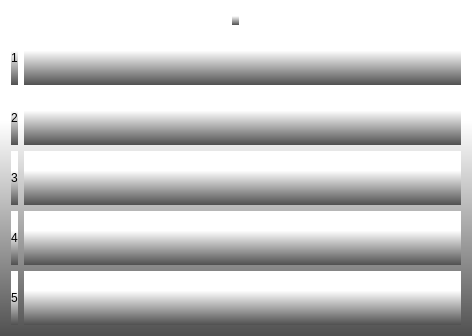
Above: Kursova_2/ScheduleForms/scheduledayshowform.ui from zzvanyazz/Kursova_2 before the change. Below: the same form after it.
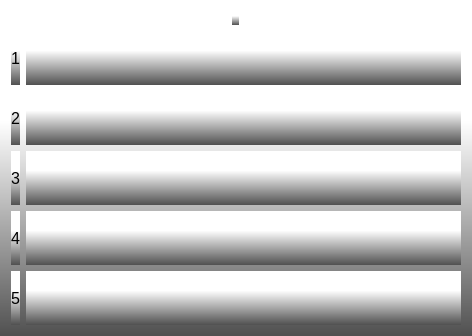
That is the form after the change.

Diff of the .ui file:
```diff
--- a/Kursova_2/ScheduleForms/scheduledayshowform.ui
+++ b/Kursova_2/ScheduleForms/scheduledayshowform.ui
@@ -40,6 +40,11 @@
          <verstretch>0</verstretch>
         </sizepolicy>
        </property>
+       <property name="font">
+        <font>
+         <pointsize>12</pointsize>
+        </font>
+       </property>
        <property name="text">
         <string>1</string>
        </property>
@@ -64,6 +69,11 @@
          <verstretch>0</verstretch>
         </sizepolicy>
        </property>
+       <property name="font">
+        <font>
+         <pointsize>12</pointsize>
+        </font>
+       </property>
        <property name="text">
         <string>2</string>
        </property>
@@ -88,6 +98,11 @@
          <verstretch>0</verstretch>
         </sizepolicy>
        </property>
+       <property name="font">
+        <font>
+         <pointsize>12</pointsize>
+        </font>
+       </property>
        <property name="text">
         <string>3</string>
        </property>
@@ -112,6 +127,11 @@
          <verstretch>0</verstretch>
         </sizepolicy>
        </property>
+       <property name="font">
+        <font>
+         <pointsize>12</pointsize>
+        </font>
+       </property>
        <property name="text">
         <string>4</string>
        </property>
@@ -136,6 +156,11 @@
          <verstretch>0</verstretch>
         </sizepolicy>
        </property>
+       <property name="font">
+        <font>
+         <pointsize>12</pointsize>
+        </font>
+       </property>
        <property name="text">
         <string>5</string>
        </property>
```
